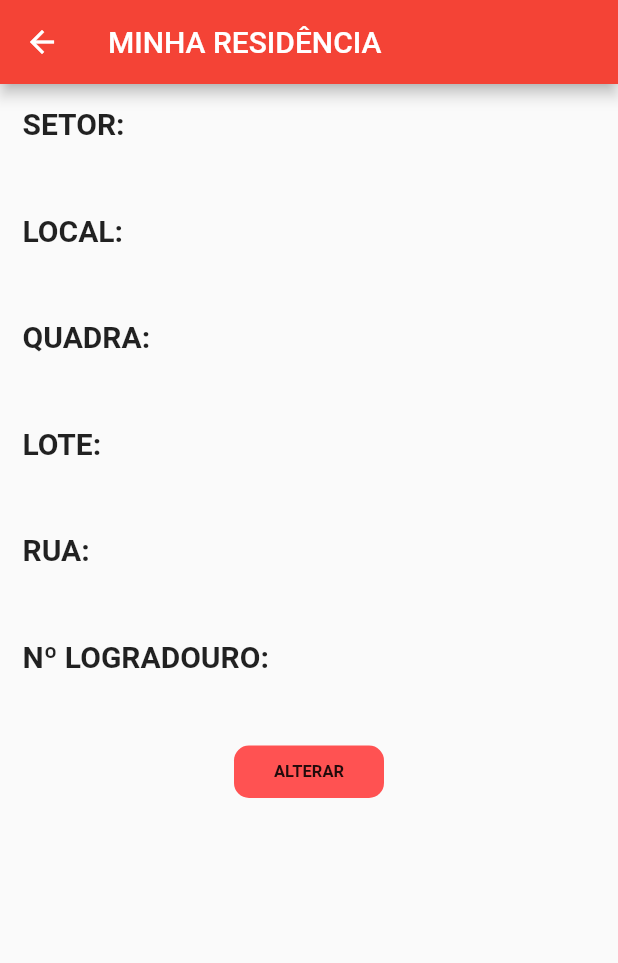
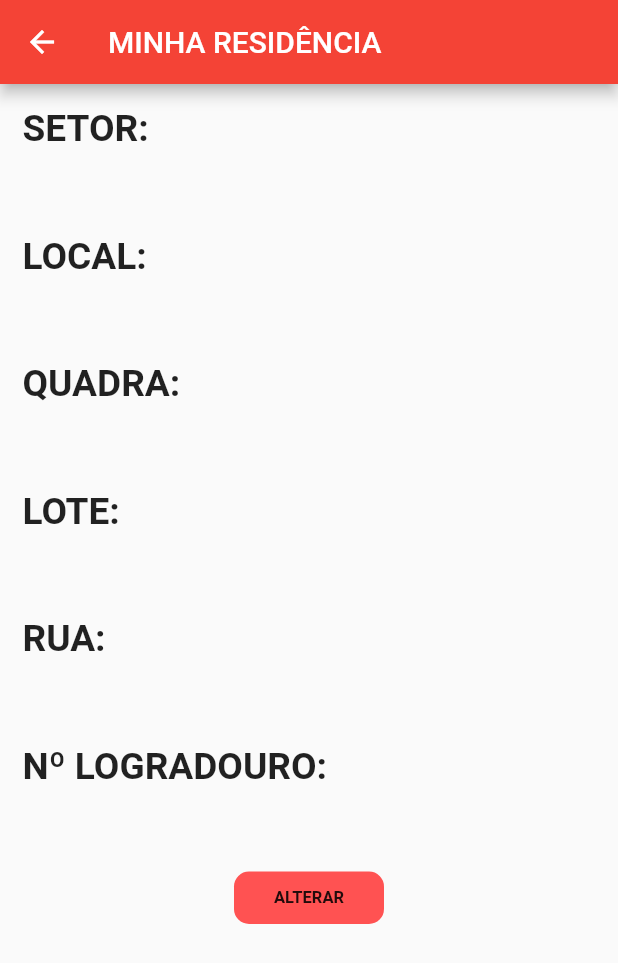
Before and after one commit to andreganda/APP_VITORIA_FORTE_FLUTTER, a Flutter app: the MinhaMoradiaPage screen opened directly, on a phone screen of 412 x 824 dp. Shown: the top 963 px of the screen. Run offline on Flutter 3.47's test engine with Material 2 defaults, Android fonts, the phone set to English and light mode, and no system bars; our stand-ins replace brasil_fields, cached_network_image, connectivity, dropdown_search, flutter_zoom_drawer, font_awesome_flutter and 4 more; missing offline and left inert: dart:html, signalr_client; accounts and stored records are empty.

Commit message:
Correção de BUG nas telas de contato de emergência

```diff
--- a/lib/pages/Perfil/contatos-emergencia-page.dart
+++ b/lib/pages/Perfil/contatos-emergencia-page.dart
@@ -112,7 +112,7 @@ class _ContatosEmergenciaPageState extends State<ContatosEmergenciaPage> {
 
   Widget _buildListViewContatos() {
     return SizedBox(
-      // height: 100,
+      height: MediaQuery.of(context).size.height * 0.5,
       child: ListView.builder(
         shrinkWrap: true,
         scrollDirection: Axis.vertical,
@@ -127,7 +127,7 @@ class _ContatosEmergenciaPageState extends State<ContatosEmergenciaPage> {
               subtitle: Text("${telefoneContato}"),
               leading: Icon(
                 Icons.person,
-                size: MediaQuery.of(context).size.height * 0.04,
+                size: MediaQuery.of(context).size.height * 0.05,
               ),
               trailing: Row(
                 mainAxisSize: MainAxisSize.min,
--- a/lib/pages/Perfil/minha-moradia-page.dart
+++ b/lib/pages/Perfil/minha-moradia-page.dart
@@ -59,7 +59,8 @@ class _MinhaMoradiaPageState extends State<MinhaMoradiaPage> {
   }
 
   Widget _buildDetalhes() {
-    return Padding(
+    return SingleChildScrollView(
+      child: Padding(
         padding: const EdgeInsets.all(15),
         child: Column(
           crossAxisAlignment: CrossAxisAlignment.start,
@@ -93,6 +94,7 @@ class _MinhaMoradiaPageState extends State<MinhaMoradiaPage> {
             SizedBox(height: 24),
             _buildBtnAlterar()
           ],
+        ),
       ),
     );
   }
@@ -220,7 +222,14 @@ class _MinhaMoradiaPageState extends State<MinhaMoradiaPage> {
           Navigator.of(context).pop();
         }
       }
-    } catch (e) {}
+    } catch (e) {
+      Navigator.of(context).pop();
+      showAlertDialog(
+        context,
+        "Oppppsss...",
+        "Parece que nossos servidores não estão respondendo bem.",
+      );
+    }
   }
 
   Future getDetalhesMoradiaUsuario() async {
--- a/lib/pages/Perfil/veiculos-page.dart
+++ b/lib/pages/Perfil/veiculos-page.dart
@@ -89,7 +89,7 @@ class _VeiculosPageState extends State<VeiculosPage> {
 
   Widget _buildListViewVeiculos() {
     return SizedBox(
-      // height: 100,
+      height: MediaQuery.of(context).size.height * 0.6,
       child: ListView.builder(
         shrinkWrap: true,
         scrollDirection: Axis.vertical,
--- a/lib/widget/textfield_widget.dart
+++ b/lib/widget/textfield_widget.dart
@@ -35,12 +35,17 @@ class _TextFieldWidgetState extends State<TextFieldWidget> {
         children: [
           Text(
             widget.label,
-            style: TextStyle(fontWeight: FontWeight.bold, fontSize: 20),
+            style: TextStyle(
+              fontWeight: FontWeight.bold,
+              fontSize: MediaQuery.of(context).size.width * 0.06,
+            ),
           ),
           const SizedBox(height: 8),
           Text(
             widget.text,
-            style: TextStyle(fontSize: 14),
+            style: TextStyle(
+              fontSize: MediaQuery.of(context).size.width * 0.05,
+            ),
           )
         ],
       );
```
Also changed, not shown: lib/constants.dart (+5 -5 lines), 1 other file. Lines whose indentation alone changed are shown as unchanged.
